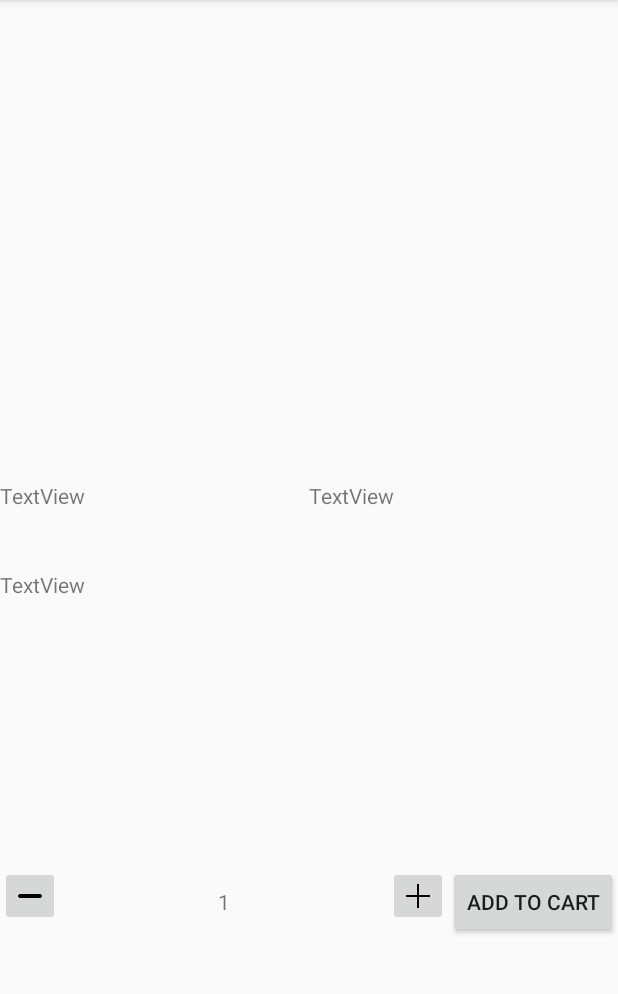
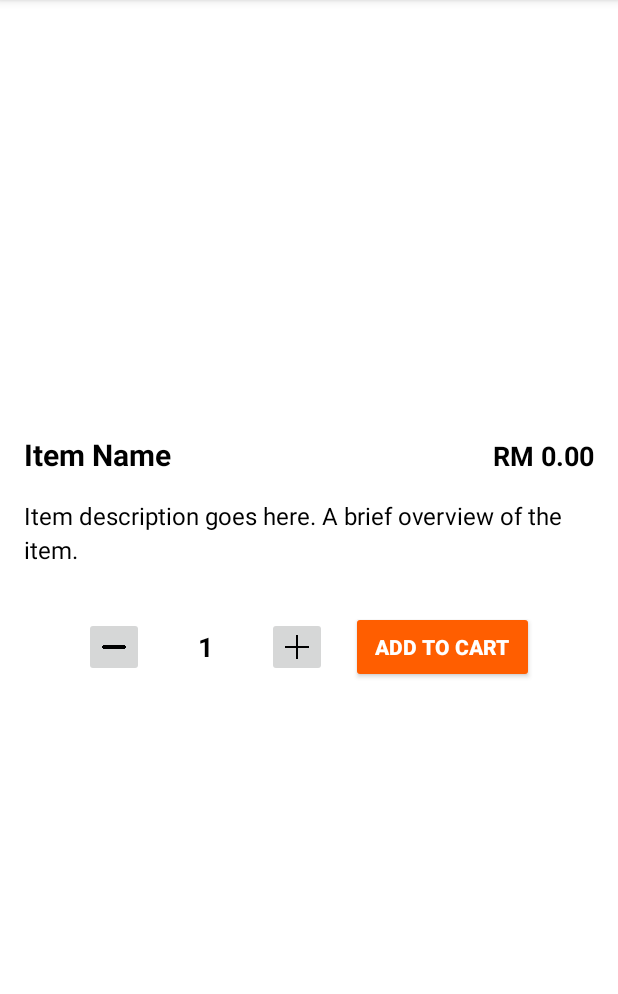
Before and after one commit to daniaalhakim14/mobile_project, an Android app: the FoodDrinks_Detail screen opened directly, with no data from a screen before it, on a phone screen of 412 x 824 dp, the part 84-1078 px from its top. Run offline under Robolectric (Android 15) with nearby library versions, the phone set to English and light mode, and no system bars; pictures from the network do not load.

Commit message:
UI/UX Design more better

```diff
--- a/app/src/main/res/layout/activity_food_drinks_detail.xml
+++ b/app/src/main/res/layout/activity_food_drinks_detail.xml
@@ -1,63 +1,86 @@
 <?xml version="1.0" encoding="utf-8"?>
-<androidx.constraintlayout.widget.ConstraintLayout xmlns:android="http://schemas.android.com/apk/res/android"
+<androidx.constraintlayout.widget.ConstraintLayout
+    xmlns:android="http://schemas.android.com/apk/res/android"
     xmlns:app="http://schemas.android.com/apk/res-auto"
     xmlns:tools="http://schemas.android.com/tools"
     android:id="@+id/main"
     android:layout_width="match_parent"
     android:layout_height="match_parent"
+    android:background="@color/white"
     tools:context=".homepage.FoodDrinks_Detail">
 
-    <LinearLayout
-        android:layout_width="match_parent"
-        android:layout_height="match_parent"
-        android:orientation="vertical">
-
+    <!-- Item Image -->
     <ImageView
         android:id="@+id/iv_itemimage"
-            android:layout_width="match_parent"
-            android:layout_height="343dp"
+        android:layout_width="0dp"
+        android:layout_height="0dp"
+        android:scaleType="centerCrop"
+        app:layout_constraintTop_toTopOf="parent"
+        app:layout_constraintStart_toStartOf="parent"
+        app:layout_constraintEnd_toEndOf="parent"
+        app:layout_constraintHeight_percent="0.4"
         tools:srcCompat="@tools:sample/avatars" />
 
-        <Space
-            android:layout_width="match_parent"
-            android:layout_height="33dp" />
-
+    <!-- Item Name and Price -->
     <LinearLayout
-            android:layout_width="match_parent"
-            android:layout_height="59dp"
-            android:orientation="horizontal">
+        android:id="@+id/itemNamePriceLayout"
+        android:layout_width="0dp"
+        android:layout_height="wrap_content"
+        android:layout_marginTop="16dp"
+        android:orientation="horizontal"
+        app:layout_constraintTop_toBottomOf="@id/iv_itemimage"
+        app:layout_constraintStart_toStartOf="parent"
+        app:layout_constraintEnd_toEndOf="parent"
+        android:paddingHorizontal="16dp">
 
         <TextView
             android:id="@+id/tv_itemName"
             android:layout_width="wrap_content"
             android:layout_height="wrap_content"
-                android:text="TextView"
-                android:textAlignment="center" />
-
-            <Space
-                android:layout_width="wrap_content"
-                android:layout_height="wrap_content"
-                android:layout_weight="1" />
+            android:layout_weight="1"
+            android:text="Item Name"
+            android:textColor="@color/black"
+            android:textSize="20sp"
+            android:textStyle="bold" />
 
         <TextView
             android:id="@+id/tv_price"
             android:layout_width="wrap_content"
             android:layout_height="wrap_content"
-                android:layout_weight="1"
-                android:text="TextView" />
+            android:text="RM 0.00"
+            android:textColor="@color/black"
+            android:textSize="18sp"
+            android:textStyle="bold" />
+
     </LinearLayout>
 
+    <!-- Item Description -->
     <TextView
         android:id="@+id/tv_itemDescription"
-            android:layout_width="match_parent"
-            android:layout_height="197dp"
-            android:text="TextView" />
+        android:layout_width="0dp"
+        android:layout_height="wrap_content"
+        android:layout_marginTop="16dp"
+        android:layout_marginHorizontal="16dp"
+        android:text="Item description goes here. A brief overview of the item."
+        android:textColor="@color/black"
+        android:textSize="16sp"
+        android:lineSpacingExtra="4dp"
+        app:layout_constraintTop_toBottomOf="@id/itemNamePriceLayout"
+        app:layout_constraintStart_toStartOf="parent"
+        app:layout_constraintEnd_toEndOf="parent" />
+
 
     <LinearLayout
-            android:layout_width="match_parent"
+        android:id="@+id/quantityControlLayout"
+        android:layout_width="0dp"
         android:layout_height="wrap_content"
-            android:orientation="horizontal">
-
+        android:layout_marginTop="30dp"
+        android:orientation="horizontal"
+        android:gravity="center"
+        android:paddingHorizontal="16dp"
+        app:layout_constraintTop_toBottomOf="@id/tv_itemDescription"
+        app:layout_constraintStart_toStartOf="parent"
+        app:layout_constraintEnd_toEndOf="parent">
 
         <ImageButton
             android:id="@+id/ibtn_minus"
@@ -65,15 +88,18 @@
             android:layout_height="40dp"
             android:adjustViewBounds="true"
             android:scaleType="centerInside"
-                app:srcCompat="@drawable/minimize_sign" />
+            android:src="@drawable/minimize_sign"/>
 
         <TextView
             android:id="@+id/tv_quantity"
-                android:layout_width="226dp"
+            android:layout_width="50dp"
             android:layout_height="wrap_content"
-                android:layout_weight="1"
+            android:layout_marginHorizontal="16dp"
+            android:gravity="center"
             android:text="1"
-                android:textAlignment="center" />
+            android:textColor="@color/black"
+            android:textSize="18sp"
+            android:textStyle="bold" />
 
         <ImageButton
             android:id="@+id/imagebtn_add_to_cart"
@@ -81,15 +107,19 @@
             android:layout_height="40dp"
             android:adjustViewBounds="true"
             android:scaleType="centerInside"
-                app:srcCompat="@drawable/plus" />
+            android:src="@drawable/plus"/>
 
         <Button
             android:id="@+id/btn_addOrder"
             android:layout_width="wrap_content"
             android:layout_height="wrap_content"
-                android:text="Add to Cart" />
+            android:layout_marginStart="16dp"
+            android:backgroundTint="@color/gold"
+            android:paddingHorizontal="16dp"
+            android:text="Add to Cart"
+            android:textColor="@color/white"
+            android:textStyle="bold" />
 
     </LinearLayout>
 
-    </LinearLayout>
 </androidx.constraintlayout.widget.ConstraintLayout>
--- a/app/src/main/res/layout/activity_order_history.xml
+++ b/app/src/main/res/layout/activity_order_history.xml
@@ -1,5 +1,6 @@
 <?xml version="1.0" encoding="utf-8"?>
-<androidx.constraintlayout.widget.ConstraintLayout xmlns:android="http://schemas.android.com/apk/res/android"
+<androidx.constraintlayout.widget.ConstraintLayout
+    xmlns:android="http://schemas.android.com/apk/res/android"
     xmlns:app="http://schemas.android.com/apk/res-auto"
     xmlns:tools="http://schemas.android.com/tools"
     android:layout_width="match_parent"
@@ -11,6 +12,8 @@
         android:id="@+id/orderRecyclerView"
         android:layout_width="0dp"
         android:layout_height="0dp"
+        android:clipToPadding="false"
+        android:padding="8dp"
         app:layout_constraintBottom_toBottomOf="parent"
         app:layout_constraintEnd_toEndOf="parent"
         app:layout_constraintStart_toStartOf="parent"
--- a/app/src/main/res/values/colors.xml
+++ b/app/src/main/res/values/colors.xml
@@ -2,4 +2,5 @@
 <resources>
     <color name="black">#FF000000</color>
     <color name="white">#FFFFFFFF</color>
+    <color name="gold">#ff5e00</color>
 </resources>
--- a/gradle/libs.versions.toml
+++ b/gradle/libs.versions.toml
@@ -1,5 +1,5 @@
 [versions]
-agp = "8.8.0"
+agp = "8.7.0"
 junit = "4.13.2"
 junitVersion = "1.2.1"
 espressoCore = "3.6.1"
```
Also changed, not shown: app/src/main/res/layout/activity_add_to_cart.xml (+45 -58 lines), app/src/main/res/layout/menu_cart.xml (+25 -15 lines), app/src/main/res/layout/order_item.xml (+27 -7 lines). Lines whose indentation alone changed are shown as unchanged.
